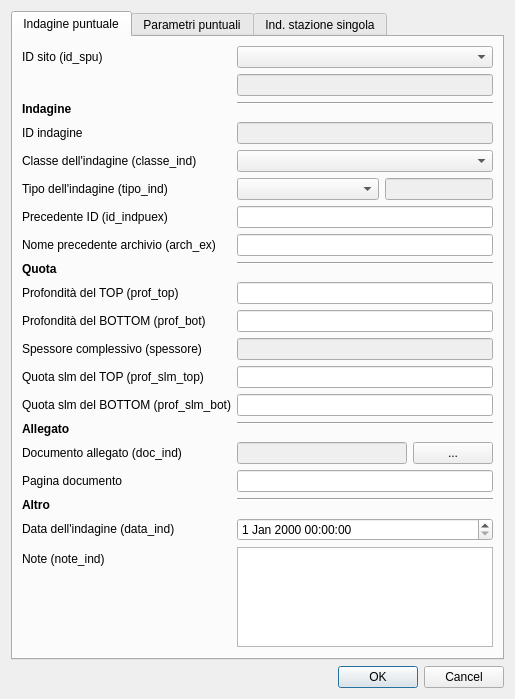
This is mzs_tools/editing/indagini_puntuali.ui in CNR-IGAG/mzs-tools as Qt 5 draws it before an edit. The edited form follows.
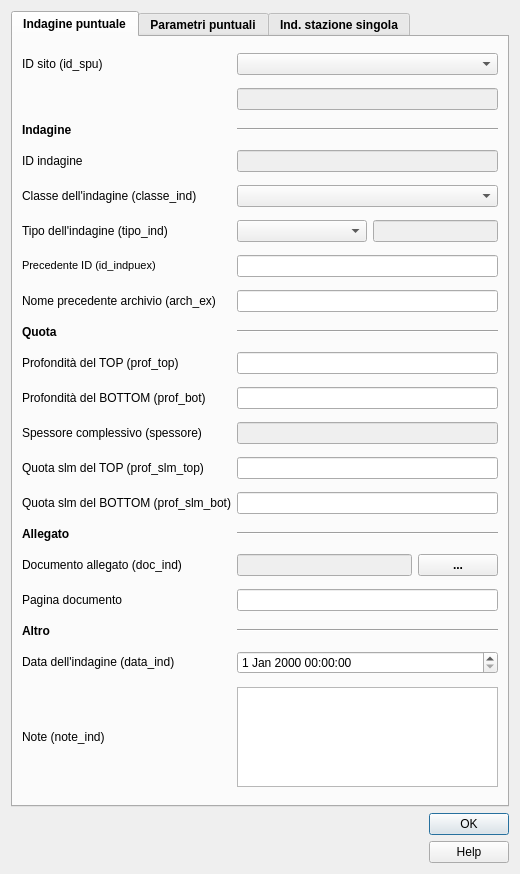
This is the edited form. Icons and pictures are not drawn. Custom widgets are drawn as their Qt base class.

Patch:
```diff
--- a/mzs_tools/editing/indagini_puntuali.ui
+++ b/mzs_tools/editing/indagini_puntuali.ui
@@ -2,6 +2,32 @@
 <ui version="4.0">
  <class>indagini_puntuali</class>
  <widget class="QDialog" name="indagini_puntuali">
+  <property name="geometry">
+   <rect>
+    <x>0</x>
+    <y>0</y>
+    <width>520</width>
+    <height>874</height>
+   </rect>
+  </property>
+  <property name="sizePolicy">
+   <sizepolicy hsizetype="Fixed" vsizetype="Fixed">
+    <horstretch>0</horstretch>
+    <verstretch>0</verstretch>
+   </sizepolicy>
+  </property>
+  <property name="minimumSize">
+   <size>
+    <width>520</width>
+    <height>660</height>
+   </size>
+  </property>
+  <property name="maximumSize">
+   <size>
+    <width>1500</width>
+    <height>1500</height>
+   </size>
+  </property>
   <property name="windowTitle">
    <string>Indagini puntuali</string>
   </property>
@@ -11,6 +37,30 @@
   <layout class="QVBoxLayout" name="verticalLayout_2">
    <item>
     <widget class="QTabWidget" name="tabWidget">
+     <property name="sizePolicy">
+      <sizepolicy hsizetype="Expanding" vsizetype="Expanding">
+       <horstretch>0</horstretch>
+       <verstretch>0</verstretch>
+      </sizepolicy>
+     </property>
+     <property name="minimumSize">
+      <size>
+       <width>0</width>
+       <height>0</height>
+      </size>
+     </property>
+     <property name="maximumSize">
+      <size>
+       <width>1450</width>
+       <height>1450</height>
+      </size>
+     </property>
+     <property name="font">
+      <font>
+       <weight>75</weight>
+       <bold>true</bold>
+      </font>
+     </property>
      <property name="currentIndex">
       <number>0</number>
      </property>
@@ -18,7 +68,32 @@
       <attribute name="title">
        <string>Indagine puntuale</string>
       </attribute>
-      <layout class="QFormLayout" name="formLayout">
+      <layout class="QGridLayout" name="gridLayout_3">
+       <item row="10" column="0">
+        <widget class="QLabel" name="label_13">
+         <property name="sizePolicy">
+          <sizepolicy hsizetype="Minimum" vsizetype="Preferred">
+           <horstretch>0</horstretch>
+           <verstretch>0</verstretch>
+          </sizepolicy>
+         </property>
+         <property name="minimumSize">
+          <size>
+           <width>45</width>
+           <height>0</height>
+          </size>
+         </property>
+         <property name="font">
+          <font>
+           <weight>50</weight>
+           <bold>false</bold>
+          </font>
+         </property>
+         <property name="text">
+          <string>&lt;html&gt;&lt;head/&gt;&lt;body&gt;&lt;p&gt;Nome precedente archivio (arch_ex)&lt;/p&gt;&lt;/body&gt;&lt;/html&gt;</string>
+         </property>
+        </widget>
+       </item>
        <item row="0" column="0">
         <widget class="QLabel" name="label">
          <property name="font">
@@ -32,123 +107,32 @@
          </property>
         </widget>
        </item>
-       <item row="0" column="1">
-        <widget class="QComboBox" name="id_spu">
-         <property name="toolTip">
-          <string/>
-         </property>
-        </widget>
-       </item>
-       <item row="1" column="1">
-        <widget class="QLineEdit" name="pkey_spu">
+       <item row="14" column="1">
+        <widget class="QLineEdit" name="spessore">
          <property name="enabled">
           <bool>false</bool>
          </property>
-        </widget>
-       </item>
-       <item row="2" column="0">
-        <widget class="QLabel" name="label_3">
-         <property name="text">
-          <string>&lt;b&gt;Indagine&lt;/b&gt;</string>
+         <property name="toolTip">
+          <string/>
          </property>
         </widget>
        </item>
-       <item row="2" column="1">
-        <widget class="Line" name="line">
-         <property name="orientation">
-          <enum>Qt::Horizontal</enum>
+       <item row="15" column="1">
+        <widget class="QLineEdit" name="quota_slm_top">
+         <property name="toolTip">
+          <string/>
          </property>
         </widget>
        </item>
-       <item row="3" column="0">
-        <widget class="QLabel" name="label_21">
-         <property name="font">
-          <font>
-           <weight>50</weight>
-           <bold>false</bold>
-          </font>
-         </property>
+       <item row="20" column="0">
+        <widget class="QLabel" name="label_8">
          <property name="text">
-          <string>ID indagine</string>
+          <string>&lt;b&gt;Altro&lt;/b&gt;</string>
          </property>
         </widget>
        </item>
-       <item row="3" column="1">
-        <widget class="QLineEdit" name="id_indpu">
-         <property name="enabled">
-          <bool>false</bool>
-         </property>
-         <property name="palette">
-          <palette>
-           <active>
-            <colorrole role="Text">
-             <brush brushstyle="SolidPattern">
-              <color alpha="255">
-               <red>170</red>
-               <green>170</green>
-               <blue>172</blue>
-              </color>
-             </brush>
-            </colorrole>
-            <colorrole role="PlaceholderText">
-             <brush brushstyle="NoBrush">
-              <color alpha="128">
-               <red>120</red>
-               <green>120</green>
-               <blue>120</blue>
-              </color>
-             </brush>
-            </colorrole>
-           </active>
-           <inactive>
-            <colorrole role="Text">
-             <brush brushstyle="SolidPattern">
-              <color alpha="255">
-               <red>170</red>
-               <green>170</green>
-               <blue>172</blue>
-              </color>
-             </brush>
-            </colorrole>
-            <colorrole role="PlaceholderText">
-             <brush brushstyle="NoBrush">
-              <color alpha="128">
-               <red>120</red>
-               <green>120</green>
-               <blue>120</blue>
-              </color>
-             </brush>
-            </colorrole>
-           </inactive>
-           <disabled>
-            <colorrole role="Text">
-             <brush brushstyle="SolidPattern">
-              <color alpha="255">
-               <red>120</red>
-               <green>120</green>
-               <blue>120</blue>
-              </color>
-             </brush>
-            </colorrole>
-            <colorrole role="PlaceholderText">
-             <brush brushstyle="NoBrush">
-              <color alpha="128">
-               <red>113</red>
-               <green>113</green>
-               <blue>113</blue>
-              </color>
-             </brush>
-            </colorrole>
-           </disabled>
-          </palette>
-         </property>
-         <property name="toolTip">
-          <string/>
-         </property>
-        </widget>
-       </item>
-       <item row="4" column="0">
-        <widget class="QLabel" name="label_5">
+       <item row="13" column="0">
+        <widget class="QLabel" name="label_15">
          <property name="sizePolicy">
           <sizepolicy hsizetype="Minimum" vsizetype="Preferred">
            <horstretch>0</horstretch>
@@ -168,24 +152,43 @@
           </font>
          </property>
          <property name="text">
-          <string>&lt;html&gt;&lt;head/&gt;&lt;body&gt;&lt;p&gt;Classe dell'indagine (classe_ind)&lt;/body&gt;&lt;/html&gt;</string>
+          <string>&lt;html&gt;&lt;head/&gt;&lt;body&gt;&lt;p&gt;Profondità del BOTTOM (prof_bot)&lt;/p&gt;&lt;/body&gt;&lt;/html&gt;</string>
          </property>
         </widget>
        </item>
        <item row="4" column="1">
-        <widget class="QComboBox" name="classe_ind">
+        <widget class="Line" name="line">
+         <property name="orientation">
+          <enum>Qt::Horizontal</enum>
+         </property>
+        </widget>
+       </item>
+       <item row="19" column="0">
+        <widget class="QLabel" name="label_18">
          <property name="sizePolicy">
-          <sizepolicy hsizetype="Expanding" vsizetype="Fixed">
+          <sizepolicy hsizetype="Minimum" vsizetype="Preferred">
            <horstretch>0</horstretch>
            <verstretch>0</verstretch>
           </sizepolicy>
          </property>
-         <property name="toolTip">
-          <string/>
+         <property name="minimumSize">
+          <size>
+           <width>45</width>
+           <height>0</height>
+          </size>
+         </property>
+         <property name="font">
+          <font>
+           <weight>50</weight>
+           <bold>false</bold>
+          </font>
+         </property>
+         <property name="text">
+          <string>&lt;html&gt;&lt;head/&gt;&lt;body&gt;&lt;p&gt;Pagina documento&lt;/p&gt;&lt;/body&gt;&lt;/html&gt;</string>
          </property>
         </widget>
        </item>
-       <item row="5" column="0">
+       <item row="8" column="0">
         <widget class="QLabel" name="label_9">
          <property name="sizePolicy">
           <sizepolicy hsizetype="Minimum" vsizetype="Preferred">
@@ -210,7 +213,99 @@
          </property>
         </widget>
        </item>
-       <item row="5" column="1">
+       <item row="16" column="0">
+        <widget class="QLabel" name="label_17">
+         <property name="sizePolicy">
+          <sizepolicy hsizetype="Minimum" vsizetype="Preferred">
+           <horstretch>0</horstretch>
+           <verstretch>0</verstretch>
+          </sizepolicy>
+         </property>
+         <property name="minimumSize">
+          <size>
+           <width>45</width>
+           <height>0</height>
+          </size>
+         </property>
+         <property name="font">
+          <font>
+           <weight>50</weight>
+           <bold>false</bold>
+          </font>
+         </property>
+         <property name="text">
+          <string>&lt;html&gt;&lt;head/&gt;&lt;body&gt;&lt;p&gt;Quota slm del BOTTOM (prof_slm_bot)&lt;/p&gt;&lt;/body&gt;&lt;/html&gt;</string>
+         </property>
+        </widget>
+       </item>
+       <item row="21" column="0">
+        <widget class="QLabel" name="label_6">
+         <property name="font">
+          <font>
+           <weight>50</weight>
+           <bold>false</bold>
+          </font>
+         </property>
+         <property name="text">
+          <string>&lt;html&gt;&lt;head/&gt;&lt;body&gt;&lt;p&gt;Data dell'indagine (data_ind)&lt;/p&gt;&lt;/body&gt;&lt;/html&gt;</string>
+         </property>
+        </widget>
+       </item>
+       <item row="9" column="1">
+        <widget class="QLineEdit" name="id_indpuex">
+         <property name="toolTip">
+          <string/>
+         </property>
+        </widget>
+       </item>
+       <item row="22" column="0">
+        <widget class="QLabel" name="label_7">
+         <property name="font">
+          <font>
+           <weight>50</weight>
+           <bold>false</bold>
+          </font>
+         </property>
+         <property name="text">
+          <string>&lt;html&gt;&lt;head/&gt;&lt;body&gt;&lt;p&gt;Note (note_ind)&lt;/p&gt;&lt;/body&gt;&lt;/html&gt;</string>
+         </property>
+        </widget>
+       </item>
+       <item row="7" column="1">
+        <widget class="QComboBox" name="classe_ind">
+         <property name="sizePolicy">
+          <sizepolicy hsizetype="Expanding" vsizetype="Fixed">
+           <horstretch>0</horstretch>
+           <verstretch>0</verstretch>
+          </sizepolicy>
+         </property>
+         <property name="toolTip">
+          <string/>
+         </property>
+        </widget>
+       </item>
+       <item row="19" column="1">
+        <widget class="QLineEdit" name="doc_pag">
+         <property name="toolTip">
+          <string/>
+         </property>
+        </widget>
+       </item>
+       <item row="2" column="1">
+        <widget class="QLineEdit" name="pkey_spu">
+         <property name="enabled">
+          <bool>false</bool>
+         </property>
+        </widget>
+       </item>
+       <item row="17" column="0">
+        <widget class="QLabel" name="label_4">
+         <property name="text">
+          <string>&lt;b&gt;Allegato&lt;/b&gt;</string>
+         </property>
+        </widget>
+       </item>
+       <item row="8" column="1">
         <layout class="QHBoxLayout" name="horizontalLayout_2">
          <item>
           <widget class="QComboBox" name="tipo_ind_box">
@@ -248,18 +343,18 @@
               <colorrole role="Text">
                <brush brushstyle="SolidPattern">
                 <color alpha="255">
-                 <red>170</red>
-                 <green>170</green>
-                 <blue>172</blue>
+                 <red>113</red>
+                 <green>113</green>
+                 <blue>113</blue>
                 </color>
                </brush>
               </colorrole>
               <colorrole role="PlaceholderText">
                <brush brushstyle="NoBrush">
                 <color alpha="128">
-                 <red>120</red>
-                 <green>120</green>
-                 <blue>120</blue>
+                 <red>113</red>
+                 <green>113</green>
+                 <blue>113</blue>
                 </color>
                </brush>
               </colorrole>
@@ -268,18 +363,18 @@
               <colorrole role="Text">
                <brush brushstyle="SolidPattern">
                 <color alpha="255">
-                 <red>170</red>
-                 <green>170</green>
-                 <blue>172</blue>
+                 <red>113</red>
+                 <green>113</green>
+                 <blue>113</blue>
                 </color>
                </brush>
               </colorrole>
               <colorrole role="PlaceholderText">
                <brush brushstyle="NoBrush">
                 <color alpha="128">
-                 <red>120</red>
-                 <green>120</green>
-                 <blue>120</blue>
+                 <red>113</red>
+                 <green>113</green>
+                 <blue>113</blue>
                 </color>
                </brush>
               </colorrole>
@@ -310,8 +405,8 @@
          </item>
         </layout>
        </item>
-       <item row="6" column="0">
-        <widget class="QLabel" name="label_12">
+       <item row="18" column="0">
+        <widget class="QLabel" name="label_19">
          <property name="sizePolicy">
           <sizepolicy hsizetype="Minimum" vsizetype="Preferred">
            <horstretch>0</horstretch>
@@ -331,29 +426,22 @@
           </font>
          </property>
          <property name="text">
-          <string>Precedente ID (id_indpuex)</string>
+          <string>&lt;html&gt;&lt;head/&gt;&lt;body&gt;&lt;p&gt;Documento allegato (doc_ind)&lt;/p&gt;&lt;/body&gt;&lt;/html&gt;</string>
          </property>
         </widget>
        </item>
-       <item row="6" column="1">
-        <widget class="QLineEdit" name="id_indpuex">
-         <property name="toolTip">
-          <string/>
-         </property>
-        </widget>
-       </item>
-       <item row="7" column="0">
-        <widget class="QLabel" name="label_13">
+       <item row="22" column="1">
+        <widget class="QTextEdit" name="note_ind">
          <property name="sizePolicy">
-          <sizepolicy hsizetype="Minimum" vsizetype="Preferred">
+          <sizepolicy hsizetype="Expanding" vsizetype="MinimumExpanding">
            <horstretch>0</horstretch>
            <verstretch>0</verstretch>
           </sizepolicy>
          </property>
-         <property name="minimumSize">
+         <property name="maximumSize">
           <size>
-           <width>45</width>
-           <height>0</height>
+           <width>16777215</width>
+           <height>100</height>
           </size>
          </property>
          <property name="font">
@@ -362,34 +450,13 @@
            <bold>false</bold>
           </font>
          </property>
-         <property name="text">
-          <string>&lt;html&gt;&lt;head/&gt;&lt;body&gt;&lt;p&gt;Nome precedente archivio (arch_ex)&lt;/p&gt;&lt;/body&gt;&lt;/html&gt;</string>
-         </property>
-        </widget>
-       </item>
-       <item row="7" column="1">
-        <widget class="QLineEdit" name="arch_ex">
          <property name="toolTip">
           <string/>
          </property>
         </widget>
        </item>
-       <item row="8" column="0">
-        <widget class="QLabel" name="label_11">
-         <property name="text">
-          <string>&lt;b&gt;Quota&lt;/b&gt;</string>
-         </property>
-        </widget>
-       </item>
-       <item row="8" column="1">
-        <widget class="Line" name="line_4">
-         <property name="orientation">
-          <enum>Qt::Horizontal</enum>
-         </property>
-        </widget>
-       </item>
        <item row="9" column="0">
-        <widget class="QLabel" name="label_14">
+        <widget class="QLabel" name="label_12">
          <property name="sizePolicy">
           <sizepolicy hsizetype="Minimum" vsizetype="Preferred">
            <horstretch>0</horstretch>
@@ -409,73 +476,15 @@
           </font>
          </property>
          <property name="text">
-          <string>&lt;html&gt;&lt;head/&gt;&lt;body&gt;&lt;p&gt;Profondità del TOP (prof_top)&lt;/p&gt;&lt;/body&gt;&lt;/html&gt;</string>
+          <string>&lt;!DOCTYPE HTML PUBLIC &quot;-//W3C//DTD HTML 4.0//EN&quot; &quot;http://www.w3.org/TR/REC-html40/strict.dtd&quot;&gt;
+&lt;html&gt;&lt;head&gt;&lt;meta name=&quot;qrichtext&quot; content=&quot;1&quot; /&gt;&lt;style type=&quot;text/css&quot;&gt;
+p, li { white-space: pre-wrap; }
+&lt;/style&gt;&lt;/head&gt;&lt;body style=&quot; font-family:'MS Shell Dlg 2'; font-size:8pt; font-weight:400; font-style:normal;&quot;&gt;
+&lt;p style=&quot; margin-top:12px; margin-bottom:12px; margin-left:0px; margin-right:0px; -qt-block-indent:0; text-indent:0px;&quot;&gt;Precedente ID (id_indpuex)&lt;/p&gt;&lt;/body&gt;&lt;/html&gt;</string>
          </property>
         </widget>
        </item>
-       <item row="9" column="1">
-        <widget class="QLineEdit" name="prof_top">
-         <property name="toolTip">
-          <string/>
-         </property>
-        </widget>
-       </item>
-       <item row="10" column="0">
-        <widget class="QLabel" name="label_15">
-         <property name="sizePolicy">
-          <sizepolicy hsizetype="Minimum" vsizetype="Preferred">
-           <horstretch>0</horstretch>
-           <verstretch>0</verstretch>
-          </sizepolicy>
-         </property>
-         <property name="minimumSize">
-          <size>
-           <width>45</width>
-           <height>0</height>
-          </size>
-         </property>
-         <property name="font">
-          <font>
-           <weight>50</weight>
-           <bold>false</bold>
-          </font>
-         </property>
-         <property name="text">
-          <string>&lt;html&gt;&lt;head/&gt;&lt;body&gt;&lt;p&gt;Profondità del BOTTOM (prof_bot)&lt;/p&gt;&lt;/body&gt;&lt;/html&gt;</string>
-         </property>
-        </widget>
-       </item>
-       <item row="10" column="1">
-        <widget class="QLineEdit" name="prof_bot">
-         <property name="toolTip">
-          <string/>
-         </property>
-        </widget>
-       </item>
-       <item row="11" column="0">
-        <widget class="QLabel" name="label_2">
-         <property name="font">
-          <font>
-           <weight>50</weight>
-           <bold>false</bold>
-          </font>
-         </property>
-         <property name="text">
-          <string>&lt;html&gt;&lt;head/&gt;&lt;body&gt;&lt;p&gt;Spessore complessivo (spessore)&lt;/p&gt;&lt;/body&gt;&lt;/html&gt;</string>
-         </property>
-        </widget>
-       </item>
-       <item row="11" column="1">
-        <widget class="QLineEdit" name="spessore">
-         <property name="enabled">
-          <bool>false</bool>
-         </property>
-         <property name="toolTip">
-          <string/>
-         </property>
-        </widget>
-       </item>
-       <item row="12" column="0">
+       <item row="15" column="0">
         <widget class="QLabel" name="label_16">
          <property name="sizePolicy">
           <sizepolicy hsizetype="Minimum" vsizetype="Preferred">
@@ -500,61 +509,35 @@
          </property>
         </widget>
        </item>
-       <item row="12" column="1">
-        <widget class="QLineEdit" name="quota_slm_top">
-         <property name="toolTip">
-          <string/>
-         </property>
-        </widget>
-       </item>
-       <item row="13" column="0">
-        <widget class="QLabel" name="label_17">
-         <property name="sizePolicy">
-          <sizepolicy hsizetype="Minimum" vsizetype="Preferred">
-           <horstretch>0</horstretch>
-           <verstretch>0</verstretch>
-          </sizepolicy>
-         </property>
-         <property name="minimumSize">
-          <size>
-           <width>45</width>
-           <height>0</height>
-          </size>
-         </property>
+       <item row="21" column="1">
+        <widget class="QDateTimeEdit" name="data_ind">
          <property name="font">
           <font>
            <weight>50</weight>
            <bold>false</bold>
           </font>
          </property>
-         <property name="text">
-          <string>&lt;html&gt;&lt;head/&gt;&lt;body&gt;&lt;p&gt;Quota slm del BOTTOM (prof_slm_bot)&lt;/p&gt;&lt;/body&gt;&lt;/html&gt;</string>
+         <property name="toolTip">
+          <string/>
          </property>
         </widget>
        </item>
-       <item row="13" column="1">
+       <item row="16" column="1">
         <widget class="QLineEdit" name="quota_slm_bot">
          <property name="toolTip">
           <string/>
          </property>
         </widget>
        </item>
-       <item row="14" column="0">
-        <widget class="QLabel" name="label_4">
-         <property name="text">
-          <string>&lt;b&gt;Allegato&lt;/b&gt;</string>
+       <item row="10" column="1">
+        <widget class="QLineEdit" name="arch_ex">
+         <property name="toolTip">
+          <string/>
          </property>
         </widget>
        </item>
-       <item row="14" column="1">
-        <widget class="Line" name="line_2">
-         <property name="orientation">
-          <enum>Qt::Horizontal</enum>
-         </property>
-        </widget>
-       </item>
-       <item row="15" column="0">
-        <widget class="QLabel" name="label_19">
+       <item row="7" column="0">
+        <widget class="QLabel" name="label_5">
          <property name="sizePolicy">
           <sizepolicy hsizetype="Minimum" vsizetype="Preferred">
            <horstretch>0</horstretch>
@@ -574,11 +557,92 @@
           </font>
          </property>
          <property name="text">
-          <string>&lt;html&gt;&lt;head/&gt;&lt;body&gt;&lt;p&gt;Documento allegato (doc_ind)&lt;/p&gt;&lt;/body&gt;&lt;/html&gt;</string>
+          <string>&lt;html&gt;&lt;head/&gt;&lt;body&gt;&lt;p&gt;Classe dell'indagine (classe_ind)&lt;/body&gt;&lt;/html&gt;</string>
          </property>
         </widget>
        </item>
-       <item row="15" column="1">
+       <item row="4" column="0">
+        <widget class="QLabel" name="label_3">
+         <property name="text">
+          <string>&lt;b&gt;Indagine&lt;/b&gt;</string>
+         </property>
+        </widget>
+       </item>
+       <item row="5" column="1">
+        <widget class="QLineEdit" name="id_indpu">
+         <property name="enabled">
+          <bool>false</bool>
+         </property>
+         <property name="palette">
+          <palette>
+           <active>
+            <colorrole role="Text">
+             <brush brushstyle="SolidPattern">
+              <color alpha="255">
+               <red>113</red>
+               <green>113</green>
+               <blue>113</blue>
+              </color>
+             </brush>
+            </colorrole>
+            <colorrole role="PlaceholderText">
+             <brush brushstyle="NoBrush">
+              <color alpha="128">
+               <red>113</red>
+               <green>113</green>
+               <blue>113</blue>
+              </color>
+             </brush>
+            </colorrole>
+           </active>
+           <inactive>
+            <colorrole role="Text">
+             <brush brushstyle="SolidPattern">
+              <color alpha="255">
+               <red>113</red>
+               <green>113</green>
+               <blue>113</blue>
+              </color>
+             </brush>
+            </colorrole>
+            <colorrole role="PlaceholderText">
+             <brush brushstyle="NoBrush">
+              <color alpha="128">
+               <red>113</red>
+               <green>113</green>
+               <blue>113</blue>
+              </color>
+             </brush>
+            </colorrole>
+           </inactive>
+           <disabled>
+            <colorrole role="Text">
+             <brush brushstyle="SolidPattern">
+              <color alpha="255">
+               <red>120</red>
+               <green>120</green>
+               <blue>120</blue>
+              </color>
+             </brush>
+            </colorrole>
+            <colorrole role="PlaceholderText">
+             <brush brushstyle="NoBrush">
+              <color alpha="128">
+               <red>113</red>
+               <green>113</green>
+               <blue>113</blue>
+              </color>
+             </brush>
+            </colorrole>
+           </disabled>
+          </palette>
+         </property>
+         <property name="toolTip">
+          <string/>
+         </property>
+        </widget>
+       </item>
+       <item row="18" column="1">
         <layout class="QHBoxLayout" name="horizontalLayout_3">
          <item>
           <widget class="QLineEdit" name="doc_ind">
@@ -597,18 +661,18 @@
               <colorrole role="Text">
                <brush brushstyle="SolidPattern">
                 <color alpha="255">
-                 <red>170</red>
-                 <green>170</green>
-                 <blue>172</blue>
+                 <red>113</red>
+                 <green>113</green>
+                 <blue>113</blue>
                 </color>
                </brush>
               </colorrole>
               <colorrole role="PlaceholderText">
                <brush brushstyle="NoBrush">
                 <color alpha="128">
-                 <red>120</red>
-                 <green>120</green>
-                 <blue>120</blue>
+                 <red>113</red>
+                 <green>113</green>
+                 <blue>113</blue>
                 </color>
                </brush>
               </colorrole>
@@ -617,18 +681,18 @@
               <colorrole role="Text">
                <brush brushstyle="SolidPattern">
                 <color alpha="255">
-                 <red>170</red>
-                 <green>170</green>
-                 <blue>172</blue>
+                 <red>113</red>
+                 <green>113</green>
+                 <blue>113</blue>
                 </color>
                </brush>
               </colorrole>
               <colorrole role="PlaceholderText">
                <brush brushstyle="NoBrush">
                 <color alpha="128">
-                 <red>120</red>
-                 <green>120</green>
-                 <blue>120</blue>
+                 <red>113</red>
+                 <green>113</green>
+                 <blue>113</blue>
                 </color>
                </brush>
               </colorrole>
@@ -678,8 +742,49 @@
          </item>
         </layout>
        </item>
-       <item row="16" column="0">
-        <widget class="QLabel" name="label_18">
+       <item row="5" column="0">
+        <widget class="QLabel" name="label_21">
+         <property name="font">
+          <font>
+           <weight>50</weight>
+           <bold>false</bold>
+          </font>
+         </property>
+         <property name="text">
+          <string>ID indagine</string>
+         </property>
+        </widget>
+       </item>
+       <item row="12" column="1">
+        <widget class="QLineEdit" name="prof_top">
+         <property name="toolTip">
+          <string/>
+         </property>
+        </widget>
+       </item>
+       <item row="13" column="1">
+        <widget class="QLineEdit" name="prof_bot">
+         <property name="toolTip">
+          <string/>
+         </property>
+        </widget>
+       </item>
+       <item row="11" column="0">
+        <widget class="QLabel" name="label_11">
+         <property name="text">
+          <string>&lt;b&gt;Quota&lt;/b&gt;</string>
+         </property>
+        </widget>
+       </item>
+       <item row="11" column="1">
+        <widget class="Line" name="line_4">
+         <property name="orientation">
+          <enum>Qt::Horizontal</enum>
+         </property>
+        </widget>
+       </item>
+       <item row="12" column="0">
+        <widget class="QLabel" name="label_14">
          <property name="sizePolicy">
           <sizepolicy hsizetype="Minimum" vsizetype="Preferred">
            <horstretch>0</horstretch>
@@ -699,95 +804,44 @@
           </font>
          </property>
          <property name="text">
-          <string>&lt;html&gt;&lt;head/&gt;&lt;body&gt;&lt;p&gt;Pagina documento&lt;/p&gt;&lt;/body&gt;&lt;/html&gt;</string>
+          <string>&lt;html&gt;&lt;head/&gt;&lt;body&gt;&lt;p&gt;Profondità del TOP (prof_top)&lt;/p&gt;&lt;/body&gt;&lt;/html&gt;</string>
          </property>
         </widget>
        </item>
-       <item row="16" column="1">
-        <widget class="QLineEdit" name="doc_pag">
+       <item row="0" column="1">
+        <widget class="QComboBox" name="id_spu">
          <property name="toolTip">
           <string/>
          </property>
         </widget>
        </item>
-       <item row="17" column="0">
-        <widget class="QLabel" name="label_8">
+       <item row="14" column="0">
+        <widget class="QLabel" name="label_2">
+         <property name="font">
+          <font>
+           <weight>50</weight>
+           <bold>false</bold>
+          </font>
+         </property>
          <property name="text">
-          <string>&lt;b&gt;Altro&lt;/b&gt;</string>
+          <string>&lt;html&gt;&lt;head/&gt;&lt;body&gt;&lt;p&gt;Spessore complessivo (spessore)&lt;/p&gt;&lt;/body&gt;&lt;/html&gt;</string>
          </property>
         </widget>
        </item>
        <item row="17" column="1">
+        <widget class="Line" name="line_2">
+         <property name="orientation">
+          <enum>Qt::Horizontal</enum>
+         </property>
+        </widget>
+       </item>
+       <item row="20" column="1">
         <widget class="Line" name="line_3">
          <property name="orientation">
           <enum>Qt::Horizontal</enum>
          </property>
         </widget>
        </item>
-       <item row="18" column="0">
-        <widget class="QLabel" name="label_6">
-         <property name="font">
-          <font>
-           <weight>50</weight>
-           <bold>false</bold>
-          </font>
-         </property>
-         <property name="text">
-          <string>&lt;html&gt;&lt;head/&gt;&lt;body&gt;&lt;p&gt;Data dell'indagine (data_ind)&lt;/p&gt;&lt;/body&gt;&lt;/html&gt;</string>
-         </property>
-        </widget>
-       </item>
-       <item row="18" column="1">
-        <widget class="QDateTimeEdit" name="data_ind">
-         <property name="font">
-          <font>
-           <weight>50</weight>
-           <bold>false</bold>
-          </font>
-         </property>
-         <property name="toolTip">
-          <string/>
-         </property>
-        </widget>
-       </item>
-       <item row="19" column="0">
-        <widget class="QLabel" name="label_7">
-         <property name="font">
-          <font>
-           <weight>50</weight>
-           <bold>false</bold>
-          </font>
-         </property>
-         <property name="text">
-          <string>&lt;html&gt;&lt;head/&gt;&lt;body&gt;&lt;p&gt;Note (note_ind)&lt;/p&gt;&lt;/body&gt;&lt;/html&gt;</string>
-         </property>
-        </widget>
-       </item>
-       <item row="19" column="1">
-        <widget class="QTextEdit" name="note_ind">
-         <property name="sizePolicy">
-          <sizepolicy hsizetype="Expanding" vsizetype="MinimumExpanding">
-           <horstretch>0</horstretch>
-           <verstretch>0</verstretch>
-          </sizepolicy>
-         </property>
-         <property name="maximumSize">
-          <size>
-           <width>16777215</width>
-           <height>100</height>
-          </size>
-         </property>
-         <property name="font">
-          <font>
-           <weight>50</weight>
-           <bold>false</bold>
-          </font>
-         </property>
-         <property name="toolTip">
-          <string/>
-         </property>
-        </widget>
-       </item>
       </layout>
      </widget>
      <widget class="QWidget" name="tab_2">
@@ -897,11 +951,101 @@
     </widget>
    </item>
    <item>
-    <widget class="QDialogButtonBox" name="buttonBox">
-     <property name="standardButtons">
-      <set>QDialogButtonBox::Cancel|QDialogButtonBox::Ok</set>
-     </property>
-    </widget>
+    <layout class="QHBoxLayout" name="horizontalLayout">
+     <item>
+      <widget class="QLabel" name="label_logo_cnr">
+       <property name="maximumSize">
+        <size>
+         <width>81</width>
+         <height>60</height>
+        </size>
+       </property>
+       <property name="text">
+        <string/>
+       </property>
+       <property name="pixmap">
+        <pixmap>../loghi/Logo CNR-2010-Quadrato-ITA-high.png</pixmap>
+       </property>
+       <property name="scaledContents">
+        <bool>true</bool>
+       </property>
+      </widget>
+     </item>
+     <item>
+      <widget class="QLabel" name="label_logo_igag">
+       <property name="maximumSize">
+        <size>
+         <width>70</width>
+         <height>60</height>
+        </size>
+       </property>
+       <property name="text">
+        <string/>
+       </property>
+       <property name="pixmap">
+        <pixmap>../loghi/IGAG-CMYK.png</pixmap>
+       </property>
+       <property name="scaledContents">
+        <bool>true</bool>
+       </property>
+      </widget>
+     </item>
+     <item>
+      <spacer name="horizontalSpacer">
+       <property name="orientation">
+        <enum>Qt::Horizontal</enum>
+       </property>
+       <property name="sizeHint" stdset="0">
+        <size>
+         <width>40</width>
+         <height>20</height>
+        </size>
+       </property>
+      </spacer>
+     </item>
+     <item>
+      <layout class="QVBoxLayout" name="verticalLayout">
+       <item>
+        <widget class="QDialogButtonBox" name="buttonBox">
+         <property name="sizePolicy">
+          <sizepolicy hsizetype="Fixed" vsizetype="Fixed">
+           <horstretch>0</horstretch>
+           <verstretch>0</verstretch>
+          </sizepolicy>
+         </property>
+         <property name="minimumSize">
+          <size>
+           <width>0</width>
+           <height>0</height>
+          </size>
+         </property>
+         <property name="cursor">
+          <cursorShape>PointingHandCursor</cursorShape>
+         </property>
+         <property name="orientation">
+          <enum>Qt::Vertical</enum>
+         </property>
+         <property name="standardButtons">
+          <set>QDialogButtonBox::Ok</set>
+         </property>
+         <property name="centerButtons">
+          <bool>true</bool>
+         </property>
+        </widget>
+       </item>
+       <item>
+        <widget class="QPushButton" name="help_button">
+         <property name="cursor">
+          <cursorShape>PointingHandCursor</cursorShape>
+         </property>
+         <property name="text">
+          <string>Help</string>
+         </property>
+        </widget>
+       </item>
+      </layout>
+     </item>
+    </layout>
    </item>
   </layout>
  </widget>
```
Left out of the diff: 4 changed lines with no effect on the pictures.
